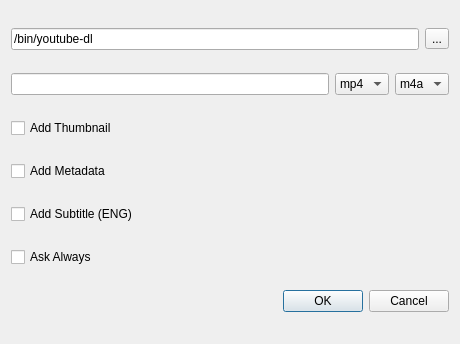
The window that src/plugins/YoutubeDownload/ytsettings.ui (KDE/falkon) describes before a commit, drawn with Qt 5.
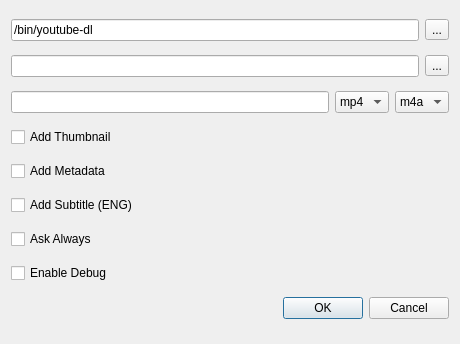
The same window after the commit.

Commit message: -Added white icon for YoutubeDownload from breeze -Added debug mode -Added notification when download is finished

Patch:
```diff
--- a/src/plugins/YoutubeDownload/ytsettings.ui
+++ b/src/plugins/YoutubeDownload/ytsettings.ui
@@ -14,21 +14,28 @@
    <string>Vertical Tabs Settings</string>
   </property>
   <layout class="QGridLayout" name="gridLayout">
-   <item row="9" column="1">
+   <item row="13" column="1">
+    <widget class="QCheckBox" name="checkDebug">
+     <property name="text">
+      <string>Enable Debug</string>
+     </property>
+    </widget>
+   </item>
+   <item row="11" column="1">
     <widget class="QCheckBox" name="checkSubtitle">
      <property name="text">
       <string>Add Subtitle (ENG)</string>
      </property>
     </widget>
    </item>
-   <item row="8" column="1">
+   <item row="10" column="1">
     <widget class="QCheckBox" name="checkMetadata">
      <property name="text">
       <string>Add Metadata</string>
      </property>
     </widget>
    </item>
-   <item row="2" column="1">
+   <item row="4" column="1">
     <layout class="QHBoxLayout" name="horizontalLayout_2">
      <item>
       <widget class="QLineEdit" name="lineTitleFormat">
@@ -62,14 +69,14 @@
      </item>
     </layout>
    </item>
-   <item row="7" column="1">
+   <item row="9" column="1">
     <widget class="QCheckBox" name="checkThumbnail">
      <property name="text">
       <string>Add Thumbnail</string>
      </property>
     </widget>
    </item>
-   <item row="11" column="1">
+   <item row="14" column="1">
     <widget class="QDialogButtonBox" name="buttonBox">
      <property name="standardButtons">
       <set>QDialogButtonBox::Cancel|QDialogButtonBox::Ok</set>
@@ -94,13 +101,27 @@
      </item>
     </layout>
    </item>
-   <item row="10" column="1">
+   <item row="12" column="1">
     <widget class="QCheckBox" name="checkAskAlways">
      <property name="text">
       <string>Ask Always</string>
      </property>
     </widget>
    </item>
+   <item row="2" column="1">
+    <layout class="QHBoxLayout" name="horizontalLayout_3">
+     <item>
+      <widget class="QLineEdit" name="lineDefaultDir"/>
+     </item>
+     <item>
+      <widget class="QToolButton" name="toolButton">
+       <property name="text">
+        <string>...</string>
+       </property>
+      </widget>
+     </item>
+    </layout>
+   </item>
   </layout>
  </widget>
  <resources/>
```
The commit also changes 5 other files.
